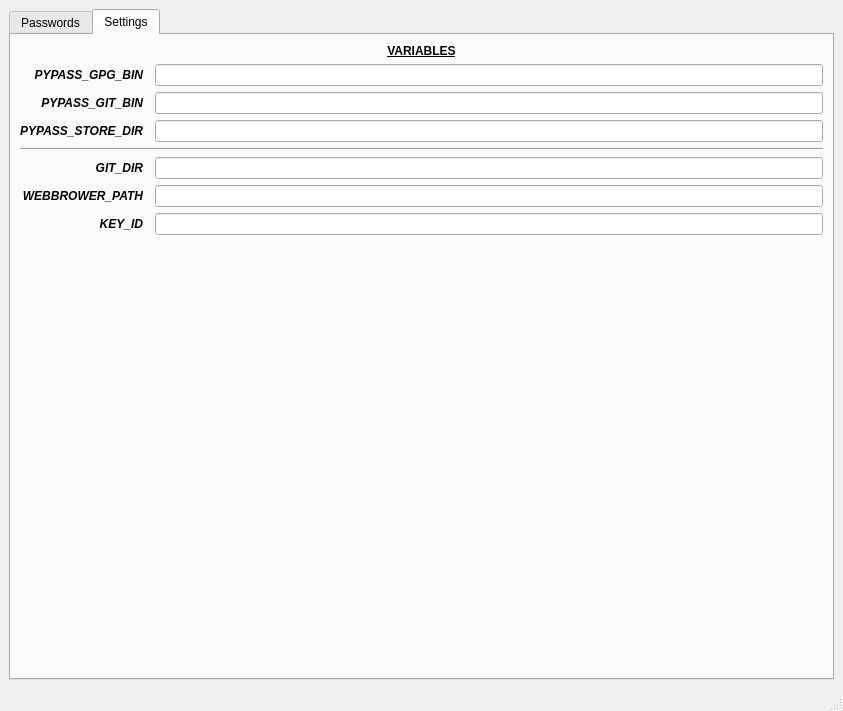
Above: PassUI/data/PassUI.ui from vincentBenet/PassUI before the change. Below: the same form after it.
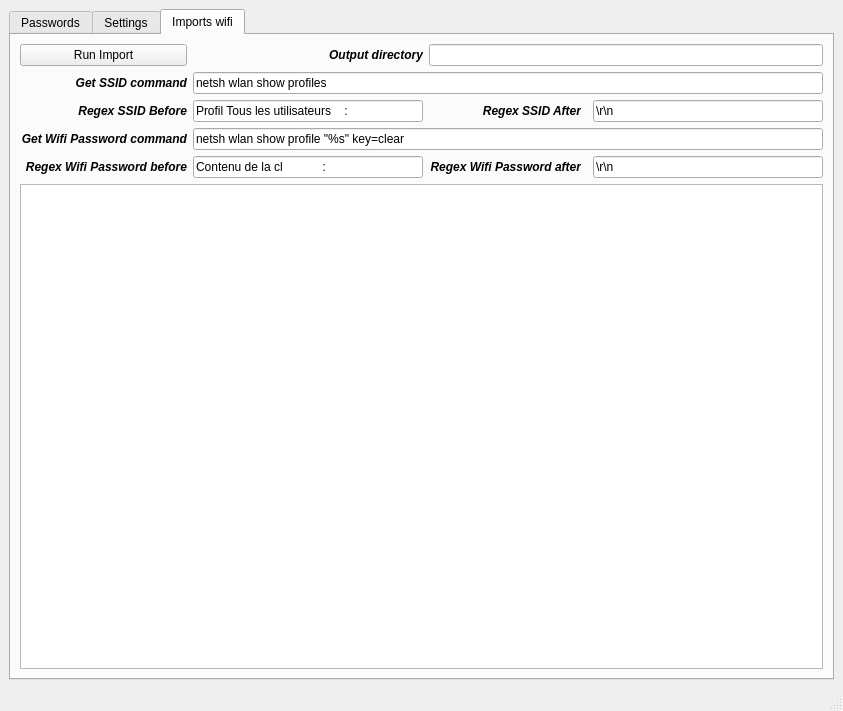
That is the form after the change.

Commit message: wif_passwords_WIP

```diff
--- a/PassUI/data/PassUI.ui
+++ b/PassUI/data/PassUI.ui
@@ -18,7 +18,7 @@
     <item row="0" column="0">
      <widget class="QTabWidget" name="tabWidget">
       <property name="currentIndex">
-       <number>1</number>
+       <number>2</number>
       </property>
       <widget class="QWidget" name="tab">
        <attribute name="title">
@@ -265,6 +265,187 @@
         </item>
        </layout>
       </widget>
+      <widget class="QWidget" name="tab_3">
+       <attribute name="title">
+        <string>Imports wifi</string>
+       </attribute>
+       <layout class="QGridLayout" name="gridLayout_4">
+        <item row="2" column="1">
+         <widget class="QLineEdit" name="lineEdit_2">
+          <property name="text">
+           <string>Profil Tous les utilisateurs    : </string>
+          </property>
+         </widget>
+        </item>
+        <item row="5" column="2">
+         <widget class="QLabel" name="label_7">
+          <property name="font">
+           <font>
+            <weight>75</weight>
+            <italic>true</italic>
+            <bold>true</bold>
+           </font>
+          </property>
+          <property name="text">
+           <string>Regex Wifi Password after</string>
+          </property>
+          <property name="alignment">
+           <set>Qt::AlignRight|Qt::AlignTrailing|Qt::AlignVCenter</set>
+          </property>
+         </widget>
+        </item>
+        <item row="1" column="1" colspan="4">
+         <widget class="QLineEdit" name="lineEdit_3">
+          <property name="text">
+           <string>netsh wlan show profiles</string>
+          </property>
+         </widget>
+        </item>
+        <item row="2" column="2">
+         <widget class="QLabel" name="label_11">
+          <property name="font">
+           <font>
+            <weight>75</weight>
+            <italic>true</italic>
+            <bold>true</bold>
+           </font>
+          </property>
+          <property name="text">
+           <string>Regex SSID After</string>
+          </property>
+          <property name="alignment">
+           <set>Qt::AlignRight|Qt::AlignTrailing|Qt::AlignVCenter</set>
+          </property>
+         </widget>
+        </item>
+        <item row="1" column="0">
+         <widget class="QLabel" name="label_3">
+          <property name="font">
+           <font>
+            <weight>75</weight>
+            <italic>true</italic>
+            <bold>true</bold>
+           </font>
+          </property>
+          <property name="text">
+           <string>Get SSID command</string>
+          </property>
+          <property name="alignment">
+           <set>Qt::AlignRight|Qt::AlignTrailing|Qt::AlignVCenter</set>
+          </property>
+         </widget>
+        </item>
+        <item row="5" column="0">
+         <widget class="QLabel" name="label_6">
+          <property name="font">
+           <font>
+            <weight>75</weight>
+            <italic>true</italic>
+            <bold>true</bold>
+           </font>
+          </property>
+          <property name="text">
+           <string>Regex Wifi Password before</string>
+          </property>
+          <property name="alignment">
+           <set>Qt::AlignRight|Qt::AlignTrailing|Qt::AlignVCenter</set>
+          </property>
+         </widget>
+        </item>
+        <item row="3" column="1" colspan="4">
+         <widget class="QLineEdit" name="lineEdit_4">
+          <property name="text">
+           <string>netsh wlan show profile &quot;%s&quot; key=clear</string>
+          </property>
+         </widget>
+        </item>
+        <item row="2" column="0">
+         <widget class="QLabel" name="label_4">
+          <property name="font">
+           <font>
+            <weight>75</weight>
+            <italic>true</italic>
+            <bold>true</bold>
+           </font>
+          </property>
+          <property name="text">
+           <string>Regex SSID Before</string>
+          </property>
+          <property name="alignment">
+           <set>Qt::AlignRight|Qt::AlignTrailing|Qt::AlignVCenter</set>
+          </property>
+         </widget>
+        </item>
+        <item row="6" column="0" colspan="5">
+         <widget class="QTextBrowser" name="textBrowser"/>
+        </item>
+        <item row="3" column="0">
+         <widget class="QLabel" name="label_5">
+          <property name="font">
+           <font>
+            <weight>75</weight>
+            <italic>true</italic>
+            <bold>true</bold>
+           </font>
+          </property>
+          <property name="text">
+           <string>Get Wifi Password command</string>
+          </property>
+          <property name="alignment">
+           <set>Qt::AlignRight|Qt::AlignTrailing|Qt::AlignVCenter</set>
+          </property>
+         </widget>
+        </item>
+        <item row="5" column="4">
+         <widget class="QLineEdit" name="lineEdit_6">
+          <property name="text">
+           <string>\r\n</string>
+          </property>
+         </widget>
+        </item>
+        <item row="2" column="4">
+         <widget class="QLineEdit" name="lineEdit_5">
+          <property name="text">
+           <string>\r\n</string>
+          </property>
+         </widget>
+        </item>
+        <item row="5" column="1">
+         <widget class="QLineEdit" name="lineEdit">
+          <property name="text">
+           <string>Contenu de la cl            : </string>
+          </property>
+         </widget>
+        </item>
+        <item row="0" column="0">
+         <widget class="QPushButton" name="pushButton">
+          <property name="text">
+           <string>Run Import</string>
+          </property>
+         </widget>
+        </item>
+        <item row="0" column="2" colspan="3">
+         <widget class="QLineEdit" name="lineEdit_7"/>
+        </item>
+        <item row="0" column="1">
+         <widget class="QLabel" name="label_13">
+          <property name="font">
+           <font>
+            <weight>75</weight>
+            <italic>true</italic>
+            <bold>true</bold>
+           </font>
+          </property>
+          <property name="text">
+           <string>Output directory</string>
+          </property>
+          <property name="alignment">
+           <set>Qt::AlignRight|Qt::AlignTrailing|Qt::AlignVCenter</set>
+          </property>
+         </widget>
+        </item>
+       </layout>
+      </widget>
      </widget>
     </item>
    </layout>
```
The commit also changes 4 other files.
